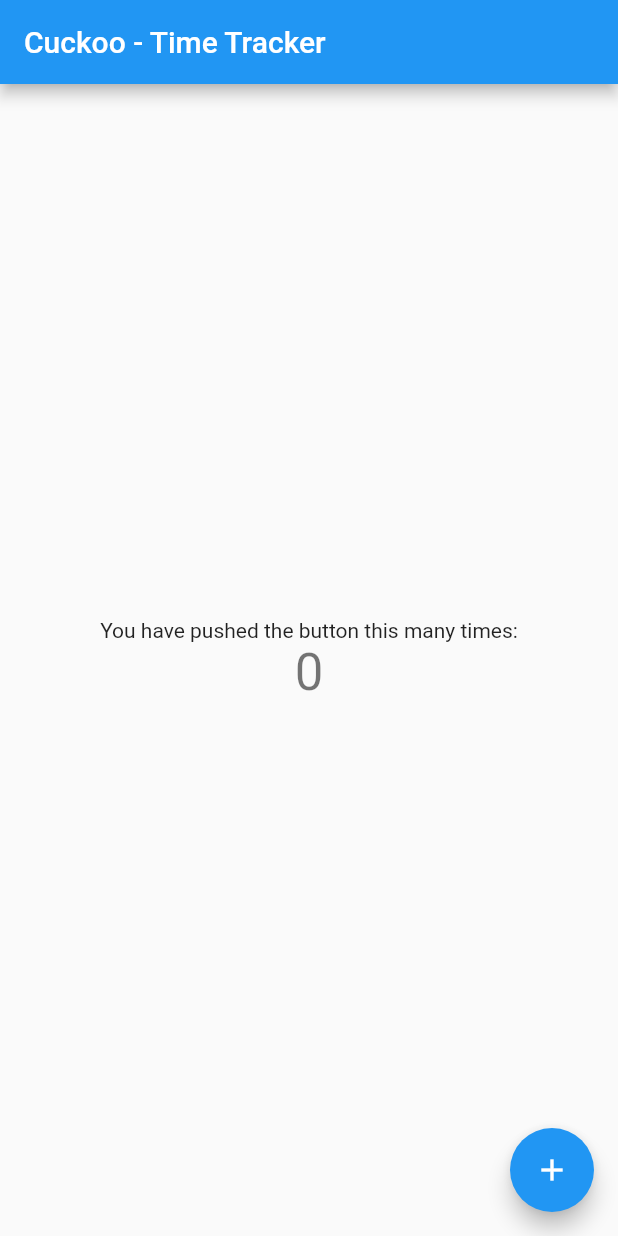
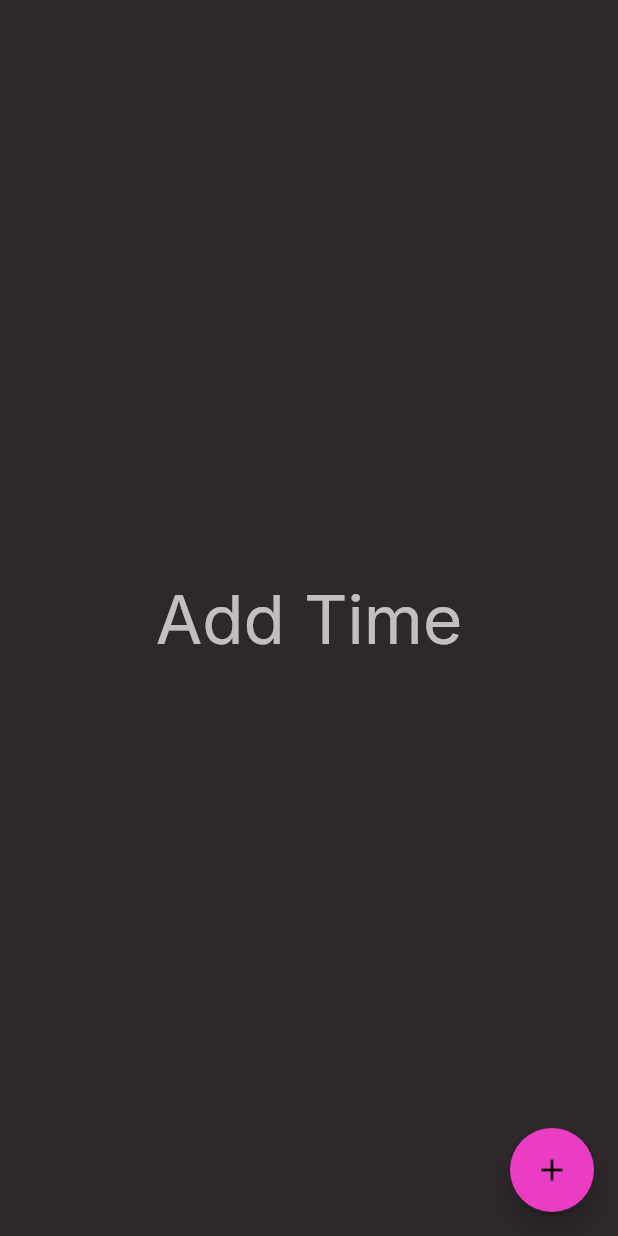
Before and after one commit to websorcier/cuckoo, a Flutter app: the screen it shows after launch, on a phone screen of 412 x 824 dp. Run offline on Flutter 3.47's test engine with Material 2 defaults, Android fonts, the phone set to English and light mode, and no system bars; our stand-ins replace google_fonts.

Commit message:
Added base theme

```diff
--- a/lib/main.dart
+++ b/lib/main.dart
@@ -2,6 +2,9 @@
 
 // Material
 import 'package:flutter/material.dart';
+
+// App Theme
+import 'package:cuckoo/themes/app_theme.dart';
 
 // Pages
 import 'package:cuckoo/pages/home.dart';
@@ -22,9 +25,9 @@ class Cuckoo extends StatelessWidget {
 		return MaterialApp(
 			title: 'Cuckoo',
 
-			theme: ThemeData(
-				primarySwatch: Colors.blue,
-			),
+			debugShowCheckedModeBanner: false,
+
+			theme: AppTheme.defaultTheme,
 
 			home: const Home(title: 'Cuckoo - Time Tracker'),
 		);
--- a/lib/pages/home.dart
+++ b/lib/pages/home.dart
@@ -15,37 +15,16 @@ class Home extends StatefulWidget {
 }
 
 class _HomeState extends State<Home> {
-	int _counter = 0;
-
-	void _incrementCounter() {
-		setState(() {
-			_counter++;
-		});
-	}
-
 	@override
 	Widget build(BuildContext context) {
 		return Scaffold(
-			appBar: AppBar(
-				title: Text(widget.title),
+			body: Center(
+				child: Text('Add Time', style: Theme.of(context).textTheme.headline3),
 			),
-			body: Center(
-				child: Column(
-					mainAxisAlignment: MainAxisAlignment.center,
-					children: <Widget>[
-						const Text(
-							'You have pushed the button this many times:',
-						),
-						Text(
-							'$_counter',
-							style: Theme.of(context).textTheme.headline4,
-						),
-					],
-				),
-			),
+
 			floatingActionButton: FloatingActionButton(
-				onPressed: _incrementCounter,
-				tooltip: 'Increment',
+				onPressed: () {},
+				tooltip: 'Add Time',
 				child: const Icon(Icons.add),
 			),
 		);
--- /dev/null
+++ b/lib/themes/app_theme.dart
@@ -0,0 +1,64 @@
+/* ----------  Imports  ---------- */
+
+// Material
+import 'package:flutter/material.dart';
+import 'package:google_fonts/google_fonts.dart';
+
+/* ----------  App Theme  ---------- */
+
+// Brands
+
+const brandPrimary = Color(0xFF7655EE);
+const brandPrimaryLight = Color(0xFF5931EA);
+const brandPrimaryDark = Color(0xFF4217E2);
+
+const brandSecondary = Color(0xFFEB3DC4);
+const brandSecondaryLight = Color(0xFFEE5DCE);
+const brandSecondaryDark = Color(0xFFA51184);
+
+const brandInfo = Color(0xFF5AB1BB);
+const brandSuccess = Color(0xFFA5C882);
+const brandDanger = Color(0xFFE85D75);
+const brandDark = Color(0xFF2E282A);
+// const brandDark = Color(0xFF27233A);
+
+const brandWhite = Color(0xFFFFFFFF);
+const brandBlack = Color(0xFF000000);
+
+class AppTheme {
+	static final ThemeData defaultTheme = _generateTheme();
+
+	static ThemeData _generateTheme() {
+		final ThemeData baseTheme = ThemeData(
+			brightness: Brightness.dark,
+			fontFamily: GoogleFonts.inter().fontFamily,
+		);
+
+		return baseTheme.copyWith(
+			primaryColor: brandPrimary,
+			primaryColorDark: brandPrimaryDark,
+			primaryColorLight: brandPrimaryLight,
+
+			buttonTheme: baseTheme.buttonTheme.copyWith(
+				buttonColor: brandSecondary,
+				textTheme: ButtonTextTheme.primary,
+			),
+
+			cardColor: brandDark,
+			backgroundColor: brandDark,
+			scaffoldBackgroundColor: brandDark,
+
+			textTheme: baseTheme.textTheme.copyWith(
+				bodyText1: baseTheme.textTheme.bodyText1?.copyWith(color: brandWhite),
+				bodyText2: baseTheme.textTheme.bodyText2?.copyWith(color: brandWhite),
+
+				subtitle1: baseTheme.textTheme.subtitle1?.copyWith(color: brandWhite),
+				subtitle2: baseTheme.textTheme.subtitle2?.copyWith(color: brandWhite),
+			),
+
+			colorScheme: baseTheme.colorScheme.copyWith(
+				secondary: brandSecondary,
+			)
+		);
+	}
+}
```
Also changed, not shown: pubspec.yaml (+3 -67 lines), pubspec.lock.
